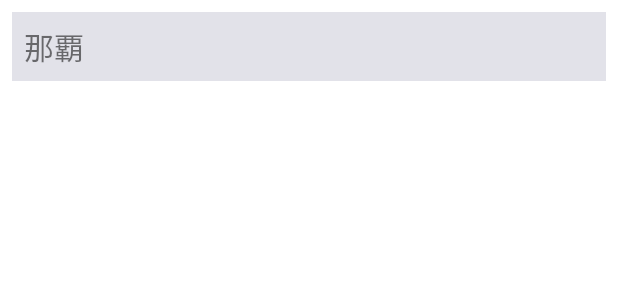
After one commit to itc-s22001/Android2, an Android app: the layout row.xml on its own in the app's theme, with its tools: preview values and no code run, on a phone screen of 412 x 824 dp. The commit adds this screen. Shown: the top 300 px of the screen. Run offline under Robolectric (Android 15) with nearby library versions, the phone set to English and light mode, and no system bars.

Commit message:
AsyncSampleと同じにできた

```diff
--- a/KtorSample/app/build.gradle.kts
+++ b/KtorSample/app/build.gradle.kts
@@ -1,7 +1,7 @@
 plugins {
     id("com.android.application")
     id("org.jetbrains.kotlin.android")
-    id("com.google.android.libraries.mapsplatform.secrets-gradle-plugin") version "2.0.1" apply false
+    id("com.google.android.libraries.mapsplatform.secrets-gradle-plugin")
     kotlin("plugin.serialization")
 }
 
--- /dev/null
+++ b/KtorSample/app/src/main/res/layout/row.xml
@@ -0,0 +1,25 @@
+<?xml version="1.0" encoding="utf-8"?>
+<androidx.constraintlayout.widget.ConstraintLayout xmlns:android="http://schemas.android.com/apk/res/android"
+    xmlns:app="http://schemas.android.com/apk/res-auto"
+    xmlns:tools="http://schemas.android.com/tools"
+    android:layout_width="match_parent"
+    android:layout_height="wrap_content">
+
+    <TextView
+        android:id="@+id/name"
+        android:layout_width="0dp"
+        android:layout_height="wrap_content"
+        android:layout_marginStart="8dp"
+        android:layout_marginTop="8dp"
+        android:layout_marginEnd="8dp"
+        android:layout_marginBottom="8dp"
+        android:background="@color/material_dynamic_neutral90"
+        android:foreground="?attr/selectableItemBackgroundBorderless"
+        android:padding="8dp"
+        android:textSize="20sp"
+        app:layout_constraintBottom_toBottomOf="parent"
+        app:layout_constraintEnd_toEndOf="parent"
+        app:layout_constraintStart_toStartOf="parent"
+        app:layout_constraintTop_toTopOf="parent"
+        tools:text="那覇" />
+</androidx.constraintlayout.widget.ConstraintLayout>
--- a/KtorSample/app/src/main/res/values/strings.xml
+++ b/KtorSample/app/src/main/res/values/strings.xml
@@ -1,3 +1,6 @@
 <resources>
-    <string name="app_name">KtorSample</string>
+    <string name="app_name">Ktorお天気情報</string>
+    <string name="tv_winfo_title">お天気詳細</string>
+    <string name="tv_telop">%1$sの天気</string>
+    <string name="tv_desc">現在は%1$sです。\n緯度は%2$f度で経度は%3$f度です。</string>
 </resources>
```
Also changed, not shown: KtorSample/app/src/main/java/jp/ac/it_college/std/s22001/ktorsample/CityAdapter.kt (added, +28 -0 lines), KtorSample/app/src/main/java/jp/ac/it_college/std/s22001/ktorsample/CityData.kt (added, +17 -0 lines), KtorSample/app/src/main/java/jp/ac/it_college/std/s22001/ktorsample/MainActivity.kt (+17 -1 lines), KtorSample/app/src/main/res/layout/activity_main.xml (+47 -5 lines).
